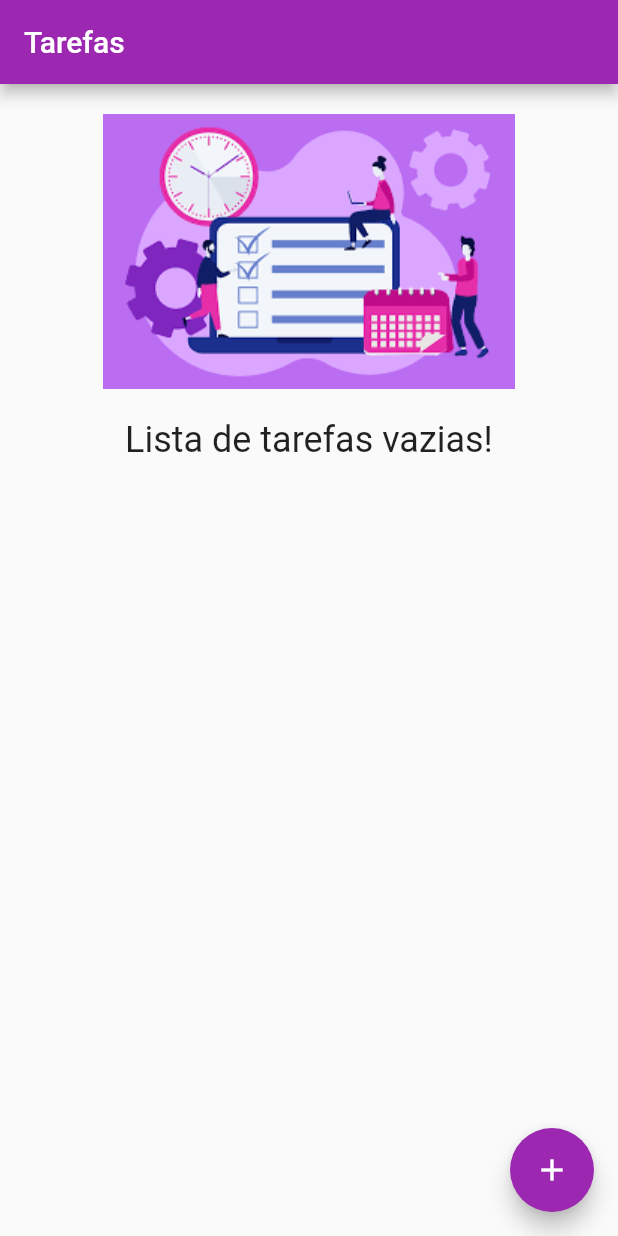
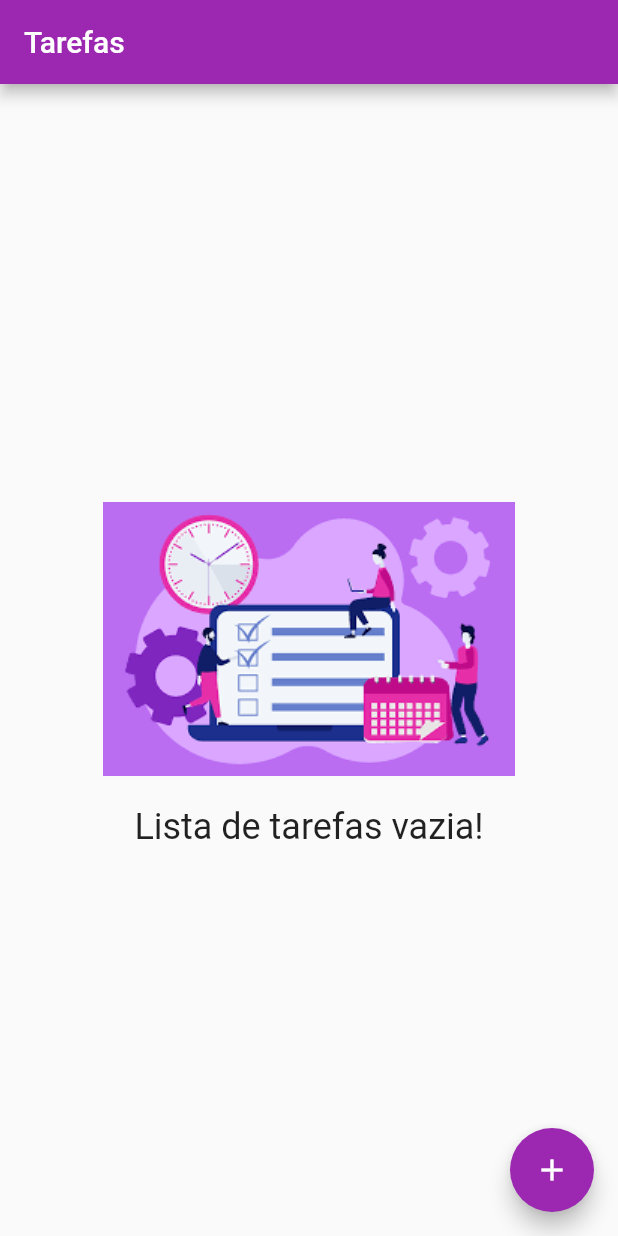
Before and after one commit to campioneVitor/Tarefas, a Flutter app: the screen it shows after launch, on a phone screen of 412 x 824 dp. Run offline on Flutter 3.47's test engine with Material 2 defaults, Android fonts, the phone set to English and light mode, and no system bars; our stand-ins replace sembast.

Commit message:
Arquivos modificados

```diff
--- a/lib/sembast_database.dart
+++ b/lib/sembast_database.dart
@@ -15,4 +15,6 @@ db = await dbFactory.openDatabase(dbPath);
 }
 return db;
 }
+
+  getInstance() {}
 }
--- a/lib/tarefa_page.dart
+++ b/lib/tarefa_page.dart
@@ -7,17 +7,15 @@ class TarefasPage extends StatelessWidget {
 
   @override
   Widget build(BuildContext context) {
-    var state = TarefaState();
+
 
     return Scaffold(
-      appBar: AppBar(title: Text("Tarefas")),
+      appBar: AppBar(title: Text("Tarefas"),),
       body: state.listaTarefas.isEmpty?listaVazia():Container(),
-      floatingActionButton: FloatingActionButton(
-        onPressed: () {
+      floatingActionButton:
+        FloatingActionButton(onPressed: (){
           Navigator.of(context).pushNamed("/add");
-        },
-        child: Icon(Icons.add),
-      ),
+        }, child: Icon(Icons.add)),
     );
   }
 
@@ -26,15 +24,15 @@ class TarefasPage extends StatelessWidget {
       mainAxisAlignment: MainAxisAlignment.center,
       children: [
         Column(
+          mainAxisAlignment: MainAxisAlignment.center,
+
           children: [
             Padding(
               padding: const EdgeInsets.all(20.0),
               child: Image.asset("imagens/lista.png"),
+
             ),
-            Text(
-              "Lista de tarefas vazias!",
-              style: TextStyle(fontSize: 24),
-            )
+            Text("Lista de tarefas vazia!", style: TextStyle(fontSize: 24),)
           ],
         ),
       ],
--- a/lib/tarefas_helper.dart
+++ b/lib/tarefas_helper.dart
@@ -1,5 +1,7 @@
-abstract class TarefasHelper{
-  salvar();
+import 'tarefa_model.dart';
+
+abstract class TarefasHelper {
+  salvar(Tarefa tarefa);
   excluir();
   obter();
   listar();
--- a/pubspec.yaml
+++ b/pubspec.yaml
@@ -62,8 +62,7 @@ flutter:
 
   # To add assets to your application, add an assets section, like this:
   assets:
-    - imagens/lista.png
-  #   - images/a_dot_burr.jpeg
+    - imagens/
   #   - images/a_dot_ham.jpeg
 
   # An image asset can refer to one or more resolution-specific "variants", see
```
Also changed, not shown: lib/tarefa_model.dart (+13 -1 lines), lib/tarefas_helper_impl.dart (+4 -5 lines), lib/tarefas_novo.dart (+5 -4 lines), lib/tarefas_form.dart (line endings or trailing spaces).
